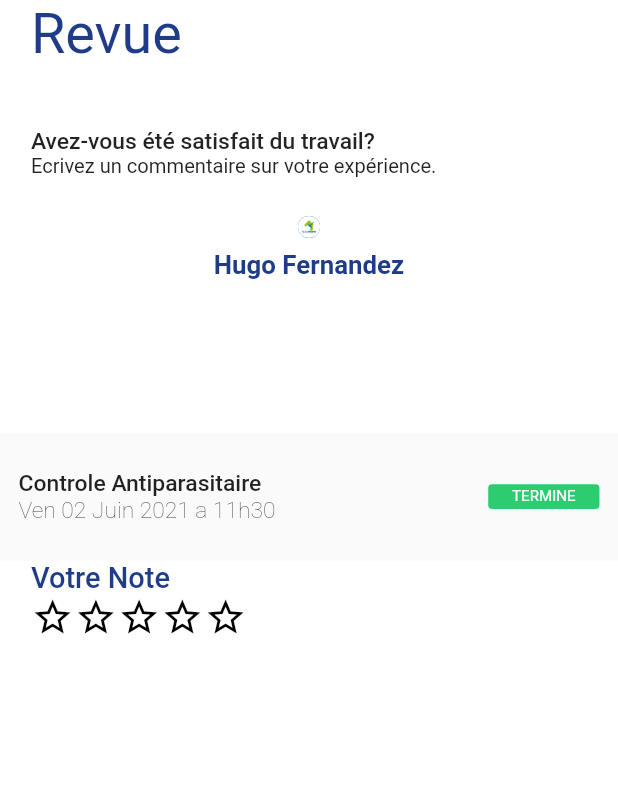
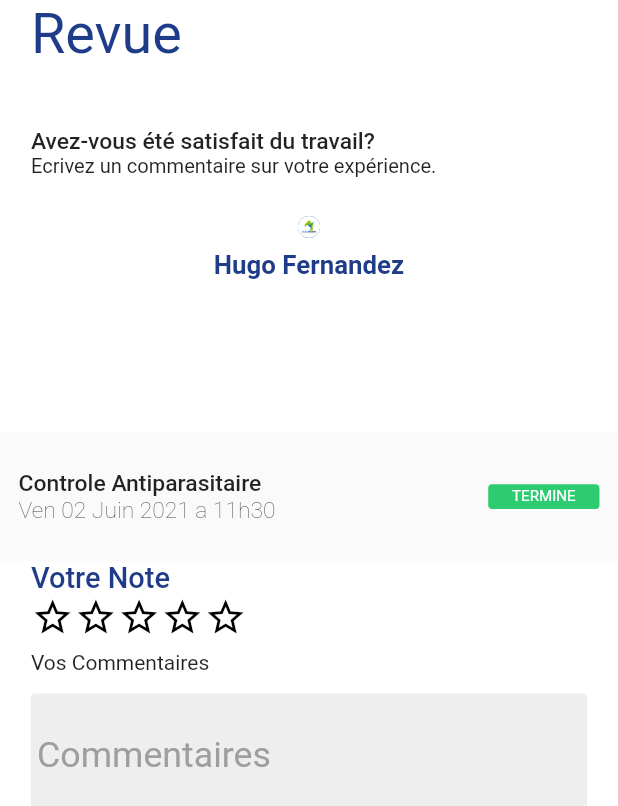
Before and after one commit to Cubes2021/easyclick1, a Flutter app: the screen it shows after launch, on a phone screen of 412 x 824 dp. Shown: the top 806 px of the screen. Run offline on Flutter 3.47's test engine with Material 2 defaults, Android fonts, the light colour scheme and no system bars; our stand-ins replace country_code_picker, get, intl_phone_number_input, otp_text_field, responsive_sizer; missing offline and left inert: calendar_builder.

Commit message:
Merge remote-tracking branch 'origin/child' into child
# Conflicts:
#	lib/main.dart
#	lib/view/review_page.dart

```diff
--- a/lib/view/review_page.dart
+++ b/lib/view/review_page.dart
@@ -1,8 +1,9 @@
+import 'package:easyclick1/widgets/text_field.dart';
 import 'package:flutter/material.dart';
 import 'package:responsive_sizer/responsive_sizer.dart';
 
 class ReviewPage extends StatelessWidget {
-  const ReviewPage({Key? key}) : super(key: key);
+  final comments = TextEditingController();
 
   @override
   Widget build(BuildContext context) {
@@ -132,6 +133,15 @@ class ReviewPage extends StatelessWidget {
                     SizedBox(
                       height: 1.h,
                     ),
+                    Text('Vos Commentaires'),
+                    SizedBox(
+                      height: 1.5.h,
+                    ),
+                    CustomTextField(
+                      TextEditingController: comments,
+                      string: 'Commentaires',
+                      Height: 10.h,
+                    ),
                   ],
                 ),
               ),
```
